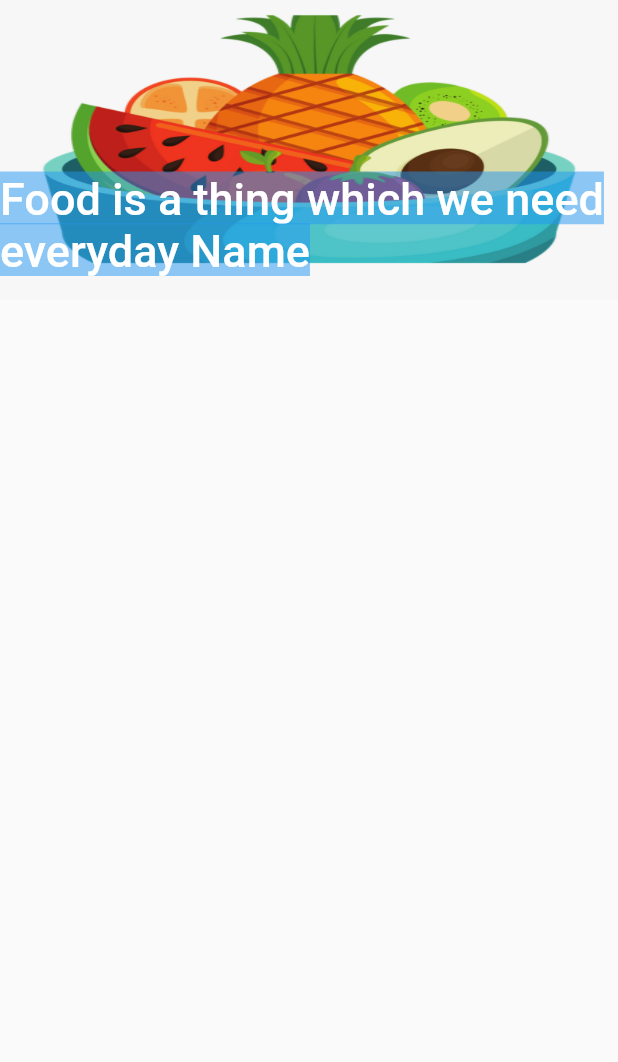
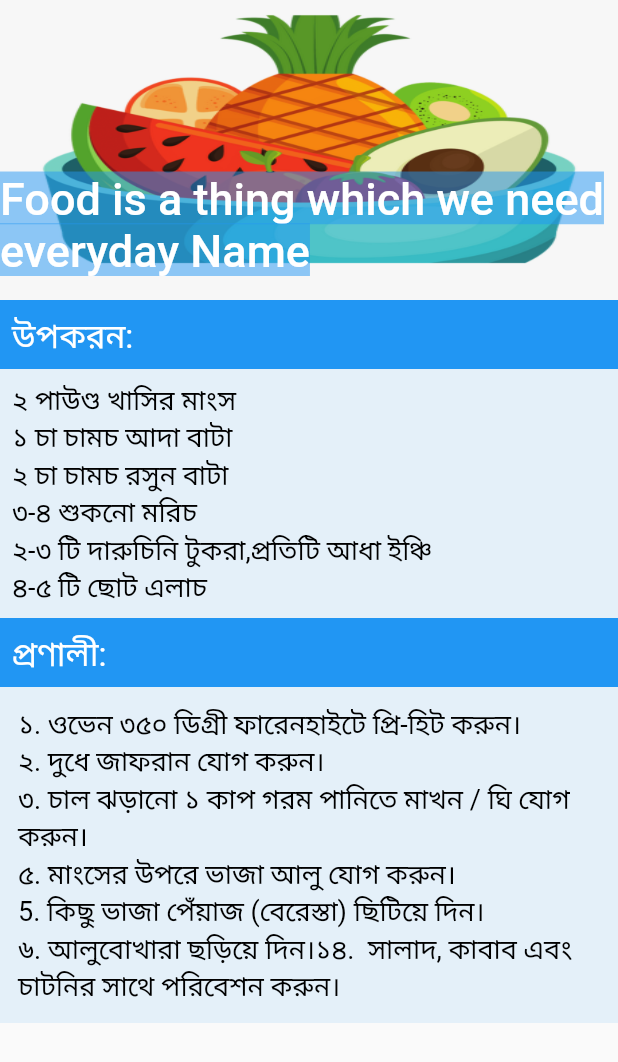
Before and after one commit to mazharulsabbir/flutter_app, a Flutter app: the FoodHome screen opened directly, on a phone screen of 412 x 824 dp. Shown: the top 1062 px of the screen. Run offline on Flutter 3.47's test engine with Material 2 defaults, Android fonts, the phone set to English and light mode, and no system bars.

Commit message:
design recipe page

```diff
--- a/lib/FoodDetails.dart
+++ b/lib/FoodDetails.dart
@@ -33,22 +33,86 @@ class _FoodHomeState extends State<FoodHome> {
           pinned: true,
           flexibleSpace: FlexibleSpaceBar(
             title: SizedBox(
-                    width: MediaQuery
-                        .of(context)
-                        .size
-                        .width,
-                    child: Text("Food is a thing which we need everyday Name",
-                    style: TextStyle(backgroundColor: Colors.blue.withOpacity(.50)),)),
+                width: MediaQuery.of(context).size.width,
+                child: Text(
+                  "Food is a thing which we need everyday Name",
+                  style:
+                      TextStyle(backgroundColor: Colors.blue.withOpacity(.50)),
+                )),
             centerTitle: true,
             background: Hero(
               tag: "service_icn",
-                  child:Image(
+              child: Image(
                 fit: BoxFit.fill,
                 image: AssetImage("assets/food_icon.jpg"),
               ),
             ),
           ),
         ),
+        SliverList(
+          delegate: SliverChildListDelegate(
+            <Widget>[
+              Container(
+                width: double.infinity,
+                decoration: BoxDecoration(
+                  color: Colors.blue,
+                ),
+                child: Padding(
+                  padding: const EdgeInsets.all(8.0),
+                  child: Text(
+                    "উপকরন:",
+                    style: TextStyle(fontSize: 22.0,color: Colors.white),
+
+                  ),
+                ),
+              ),
+
+              Container(
+                width: double.infinity,
+                decoration: BoxDecoration(
+                  color: Colors.blue.withOpacity(.1),
+                ),
+                child: Padding(
+                  padding: const EdgeInsets.all(8.0),
+                  child: Text(
+                    "২ পাউণ্ড খাসির মাংস\n১ চা চামচ আদা বাটা\n২ চা চামচ রসুন বাটা\n৩-৪ শুকনো মরিচ\n২-৩ টি দারুচিনি টুকরা,প্রতিটি আধা ইঞ্চি\n৪-৫ টি ছোট এলাচ",
+                    style: TextStyle(fontSize: 18.0,color: Colors.black),
+
+                  ),
+                ),
+              ),
+              Container(
+                width: double.infinity,
+                decoration: BoxDecoration(
+                  color: Colors.blue,
+                ),
+                child: Padding(
+                  padding: const EdgeInsets.all(8.0),
+                  child: Text(
+                    "প্রণালী:",
+                    style: TextStyle(fontSize: 22.0,color: Colors.white),
+
+                  ),
+                ),
+              ),
+
+              Container(
+                width: double.infinity,
+                decoration: BoxDecoration(
+                  color: Colors.blue.withOpacity(.1),
+                ),
+                child: Padding(
+                  padding: const EdgeInsets.all(12.0),
+                  child: Text(
+                    "১. ওভেন ৩৫০ ডিগ্রী ফারেনহাইটে প্রি-হিট করুন।\n২. দুধে জাফরান যোগ করুন।\n৩. চাল ঝড়ানো ১ কাপ গরম পানিতে মাখন / ঘি যোগ করুন।\n৫. মাংসের উপরে ভাজা আলু যোগ করুন।\n5. কিছু ভাজা পেঁয়াজ (বেরেস্তা) ছিটিয়ে দিন।\n৬. আলুবোখারা ছড়িয়ে দিন।১৪.  সালাদ, কাবাব এবং চাটনির সাথে পরিবেশন করুন।",
+                    style: TextStyle(fontSize: 18.0,color: Colors.black),
+
+                  ),
+                ),
+              ),
+            ]
+          ),
+        )
 
       ],
     ));
```
Lines whose indentation alone changed are shown as unchanged.
